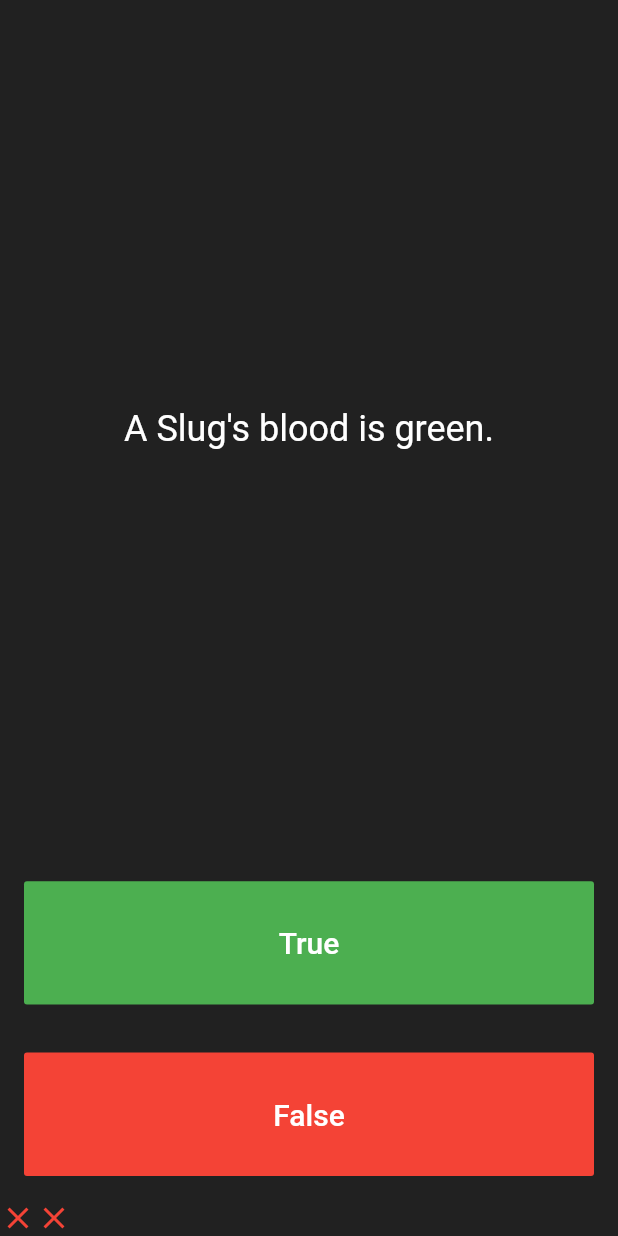
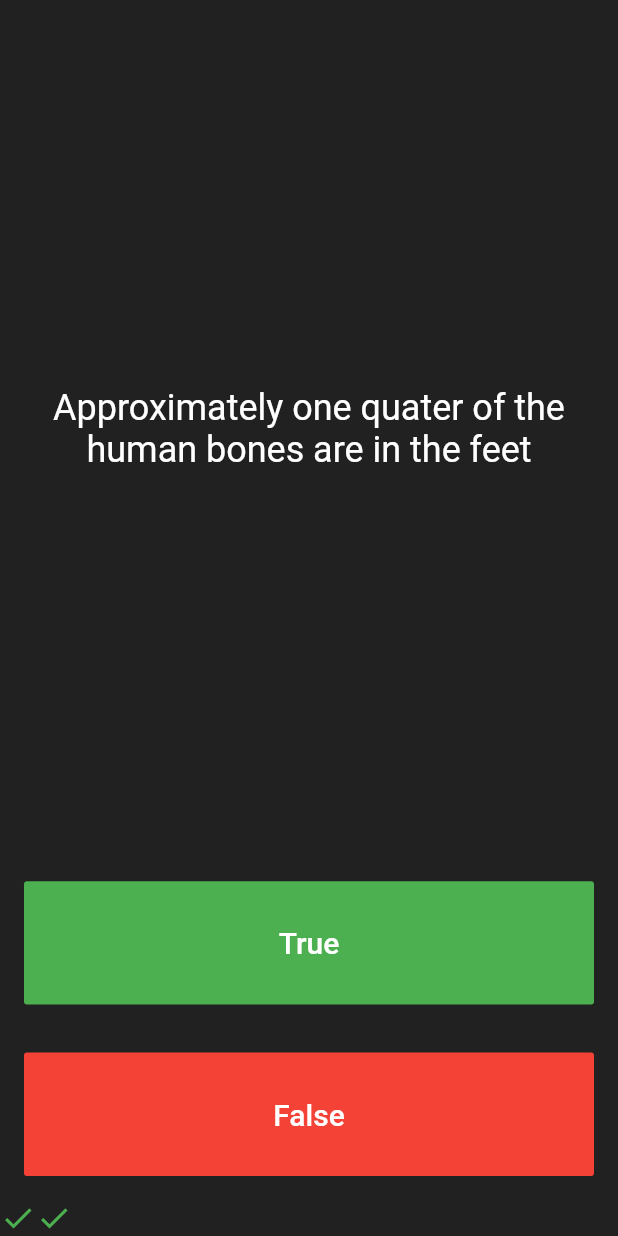
Before and after one commit to devoluwatobi/quiz_app, a Flutter app: the screen it shows after launch, after a tap on "True", after a tap on "False", on a phone screen of 412 x 824 dp. Run offline on Flutter 3.47's test engine with Material 2 defaults, Android fonts, the phone set to English and light mode, and no system bars; our stand-ins replace rflutter_alert.

Commit message:
i added a pop up to show when all questions are answered and also display user's score

```diff
--- a/lib/main.dart
+++ b/lib/main.dart
@@ -1,9 +1,24 @@
 import 'package:flutter/material.dart';
+import 'package:rflutter_alert/rflutter_alert.dart';
 
-import 'questions.dart';
+import 'quiz_brain.dart';
 
 void main() {
-  runApp(QuizApp());
+  runApp(MyApp());
+}
+
+class MyApp extends StatelessWidget {
+  @override
+  Widget build(BuildContext context) {
+    return MaterialApp(
+      home: Scaffold(
+        backgroundColor: Colors.grey.shade900,
+        body: SafeArea(
+          child: QuizApp(),
+        ),
+      ),
+    );
+  }
 }
 
 class QuizApp extends StatefulWidget {
@@ -12,50 +27,46 @@ class QuizApp extends StatefulWidget {
 }
 
 class _QuizAppState extends State<QuizApp> {
+  int score = 0;
   List<Icon> scoreKeeper = [];
-  List<Question> questionBank = [
-    Question(
-      q: 'You can lead a cow downstairs but not upstairs',
-      a: false,
-    ),
-    Question(
-      q: 'Approximately one quater of the human bones are in the feet',
-      a: true,
-    ),
-    Question(
-      q: 'A Slug\'s blood is green. ',
-      a: true,
-    ),
-  ];
 
-  int num = 0;
-  bool answer;
+  QuizBrain quizBrain = QuizBrain();
+  //Alert(context: context, title: "RFLUTTER", desc: "Flutter is awesome.").show();
 
-  void checkAnswer() {
-    if (answer == questionBank[num].questionAnswer) {
+  void checkAnswer(bool userAnswer) {
+    if (quizBrain.isFinished() == true) {
+      Alert(
+        context: context,
+        title: 'Finished!',
+        desc: 'You\'ve reached the end of the quiz. '
+            'Your score is $score ',
+      ).show();
+
+      quizBrain.reset();
+      scoreKeeper.clear();
+      score = 0;
+    } else {
+      if (userAnswer == quizBrain.getAnswer()) {
         scoreKeeper.add(Icon(
           Icons.check,
           color: Colors.green,
         ));
+        score++;
+        print('User got it right Score = $score ');
       } else {
         scoreKeeper.add(Icon(
           Icons.close,
           color: Colors.red,
         ));
+        print('User got it wrong Score = $score ');
       }
-    num++;
-    if (num > 2) {
-      num = 0;
+      quizBrain.nextQuestion();
     }
   }
 
   @override
   Widget build(BuildContext context) {
-    return MaterialApp(
-      home: Scaffold(
-        backgroundColor: Colors.grey.shade900,
-        body: SafeArea(
-          child: Column(
+    return Column(
       crossAxisAlignment: CrossAxisAlignment.stretch,
       children: [
         Expanded(
@@ -64,7 +75,7 @@ class _QuizAppState extends State<QuizApp> {
             padding: const EdgeInsets.all(10.0),
             child: Center(
               child: Text(
-                      questionBank[num].questionText,
+                quizBrain.getQuestion(),
                 textAlign: TextAlign.center,
                 style: TextStyle(
                   color: Colors.white,
@@ -88,11 +99,8 @@ class _QuizAppState extends State<QuizApp> {
                 ),
               ),
               onPressed: () {
-                      print('Green Button pressed');
-                      answer = true;
-                      print(answer);
                 setState(() {
-                        checkAnswer();
+                  checkAnswer(true);
                 });
               },
             ),
@@ -112,11 +120,8 @@ class _QuizAppState extends State<QuizApp> {
                 ),
               ),
               onPressed: () {
-                      print('Red Button pressed');
-                      answer = false;
-                      print(answer);
                 setState(() {
-                        checkAnswer();
+                  checkAnswer(false);
                 });
               },
             ),
@@ -126,9 +131,6 @@ class _QuizAppState extends State<QuizApp> {
           children: scoreKeeper,
         )
       ],
-          ),
-        ),
-      ),
     );
   }
 }
--- /dev/null
+++ b/lib/quiz_brain.dart
@@ -0,0 +1,70 @@
+import 'questions.dart';
+
+int questionNum = 0;
+
+class QuizBrain {
+  List<Question> _questionBank = [
+    Question(q: 'Some cats are actually allergic to humans', a: true),
+    Question(
+      q: 'You can lead a cow downstairs but not upstairs',
+      a: false,
+    ),
+    Question(
+      q: 'Approximately one quater of the human bones are in the feet',
+      a: true,
+    ),
+    Question(
+      q: 'A Slug\'s blood is green. ',
+      a: true,
+    ),
+    Question(q: 'Buzz Aldrin\'s mother\'s maiden name was \"Moon\".', a: true),
+    Question(q: 'It is illegal to pee in the Ocean in Portugal.', a: true),
+    Question(
+        q: 'No piece of square dry paper can be folded in half more than 7 times.',
+        a: false),
+    Question(
+        q: 'In London, UK, if you happen to die in the House of Parliament, you are technically entitled to a state funeral, because the building is considered too sacred a place.',
+        a: true),
+    Question(
+        q: 'The loudest sound produced by any animal is 188 decibels. That animal is the African Elephant.',
+        a: false),
+    Question(
+        q: 'The total surface area of two human lungs is approximately 70 square metres.',
+        a: true),
+    Question(q: 'Google was originally called \"Backrub\".', a: true),
+    Question(
+        q: 'Chocolate affects a dog\'s heart and nervous system; a few ounces are enough to kill a small dog.',
+        a: true),
+    Question(
+        q: 'In West Virginia, USA, if you accidentally hit an animal with your car, you are free to take it home to eat.',
+        a: true),
+  ];
+  void nextQuestion() {
+    if (questionNum < _questionBank.length - 1) {
+      questionNum++;
+    }
+  }
+
+  String getQuestion() {
+    return _questionBank[questionNum].questionText;
+  }
+
+  bool getAnswer() {
+    return _questionBank[questionNum].questionAnswer;
+  }
+
+  bool isFinished() {
+    bool value;
+    if (questionNum == _questionBank.length - 1) {
+      value = true;
+    } else {
+      value = false;
+    }
+    print('The isFinished method returns $value');
+    return value;
+  }
+
+  void reset() {
+    questionNum = 0;
+  }
+}
--- a/pubspec.yaml
+++ b/pubspec.yaml
@@ -28,6 +28,7 @@ dependencies:
   # The following adds the Cupertino Icons font to your application.
   # Use with the CupertinoIcons class for iOS style icons.
   cupertino_icons: ^0.1.3
+  rflutter_alert: ^1.0.2
 
 dev_dependencies:
   flutter_test:
```
Also changed, not shown: pubspec.lock. Lines whose indentation alone changed are shown as unchanged.
